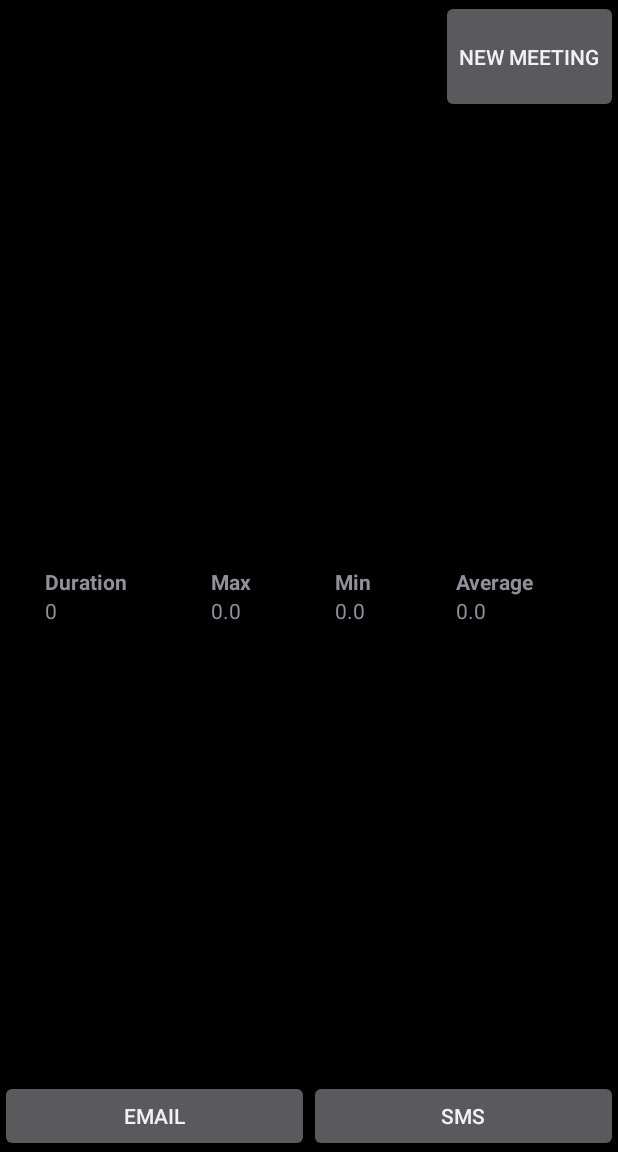
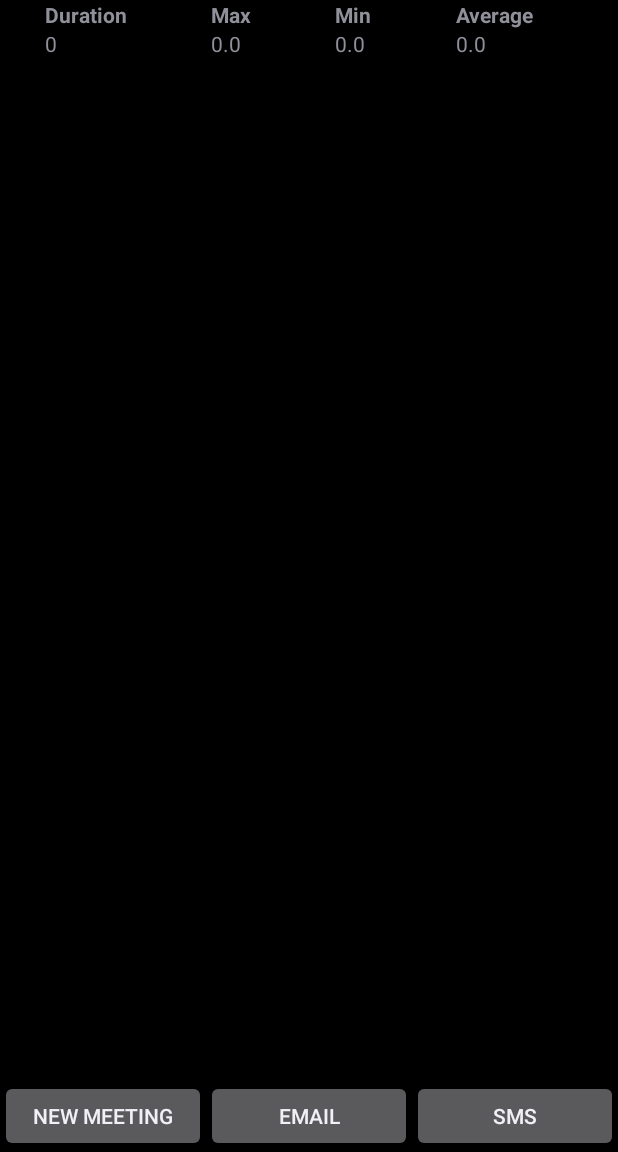
Before and after one commit to blabbertabber/blabbertabber, an Android app: the SummaryActivity screen opened directly, with no data from a screen before it, on a phone screen of 412 x 824 dp, the part 84-1236 px from its top. Run offline under Robolectric (Android 15) with nearby library versions, the phone set to English and light mode, and no system bars.

Commit message:
Layout for summary screen: speakers & bars

```diff
--- a/app/src/main/res/layout/activity_summary.xml
+++ b/app/src/main/res/layout/activity_summary.xml
@@ -4,28 +4,6 @@
     android:layout_height="match_parent"
     android:background="#000000"
     android:orientation="vertical">
-
-    <Button
-        android:id="@+id/button_new_meeting"
-        android:layout_width="wrap_content"
-        android:layout_height="0dp"
-        android:layout_gravity="right"
-        android:layout_weight="1"
-        android:onClick="newMeeting"
-        android:text="@string/button_new_meeting" />
-
-    <LinearLayout
-        android:id="@+id/pie_chart_ll"
-        android:layout_width="match_parent"
-        android:layout_height="0dp"
-        android:layout_weight="4"
-        android:orientation="horizontal">
-
-        <com.blabbertabber.blabbertabber.PieChart
-            android:id="@+id/pie_chart"
-            android:layout_width="match_parent"
-            android:layout_height="match_parent" />
-    </LinearLayout>
 
     <GridLayout
         android:layout_width="fill_parent"
@@ -82,15 +60,188 @@
             android:layout_gravity="fill_horizontal" />
     </GridLayout>
 
-    <LinearLayout
+    <GridLayout
         android:layout_width="match_parent"
         android:layout_height="0dp"
-        android:layout_weight="4"></LinearLayout>
+        android:layout_weight="4"
+        android:columnCount="2">
+
+        <TextView
+            android:id="@+id/header_speaker_0"
+            android:layout_width="wrap_content"
+            android:layout_height="wrap_content" />
+
+        <ImageView
+            android:id="@+id/bar_speaker_0"
+            android:layout_width="wrap_content"
+            android:layout_height="wrap_content" />
+
+        <TextView
+            android:id="@+id/header_speaker_1"
+            android:layout_width="wrap_content"
+            android:layout_height="wrap_content" />
+
+        <ImageView
+            android:id="@+id/bar_speaker_1"
+            android:layout_width="wrap_content"
+            android:layout_height="wrap_content" />
+
+        <TextView
+            android:id="@+id/header_speaker_2"
+            android:layout_width="wrap_content"
+            android:layout_height="wrap_content" />
+
+        <ImageView
+            android:id="@+id/bar_speaker_2"
+            android:layout_width="wrap_content"
+            android:layout_height="wrap_content" />
+
+        <TextView
+            android:id="@+id/header_speaker_3"
+            android:layout_width="wrap_content"
+            android:layout_height="wrap_content" />
+
+        <ImageView
+            android:id="@+id/bar_speaker_3"
+            android:layout_width="wrap_content"
+            android:layout_height="wrap_content" />
+
+
+        <TextView
+            android:id="@+id/header_speaker_4"
+            android:layout_width="wrap_content"
+            android:layout_height="wrap_content" />
+
+        <ImageView
+            android:id="@+id/bar_speaker_4"
+            android:layout_width="wrap_content"
+            android:layout_height="wrap_content" />
+
+        <TextView
+            android:id="@+id/header_speaker_5"
+            android:layout_width="wrap_content"
+            android:layout_height="wrap_content" />
+
+        <ImageView
+            android:id="@+id/bar_speaker_5"
+            android:layout_width="wrap_content"
+            android:layout_height="wrap_content" />
+
+        <TextView
+            android:id="@+id/header_speaker_6"
+            android:layout_width="wrap_content"
+            android:layout_height="wrap_content" />
+
+        <ImageView
+            android:id="@+id/bar_speaker_6"
+            android:layout_width="wrap_content"
+            android:layout_height="wrap_content" />
+
+        <TextView
+            android:id="@+id/header_speaker_7"
+            android:layout_width="wrap_content"
+            android:layout_height="wrap_content" />
+
+        <ImageView
+            android:id="@+id/bar_speaker_7"
+            android:layout_width="wrap_content"
+            android:layout_height="wrap_content" />
+
+
+        <TextView
+            android:id="@+id/header_speaker_8"
+            android:layout_width="wrap_content"
+            android:layout_height="wrap_content" />
+
+        <ImageView
+            android:id="@+id/bar_speaker_8"
+            android:layout_width="wrap_content"
+            android:layout_height="wrap_content" />
+
+        <TextView
+            android:id="@+id/header_speaker_9"
+            android:layout_width="wrap_content"
+            android:layout_height="wrap_content" />
+
+        <ImageView
+            android:id="@+id/bar_speaker_9"
+            android:layout_width="wrap_content"
+            android:layout_height="wrap_content" />
+
+        <TextView
+            android:id="@+id/header_speaker_10"
+            android:layout_width="wrap_content"
+            android:layout_height="wrap_content" />
+
+        <ImageView
+            android:id="@+id/bar_speaker_10"
+            android:layout_width="wrap_content"
+            android:layout_height="wrap_content" />
+
+        <TextView
+            android:id="@+id/header_speaker_11"
+            android:layout_width="wrap_content"
+            android:layout_height="wrap_content" />
+
+        <ImageView
+            android:id="@+id/bar_speaker_11"
+            android:layout_width="wrap_content"
+            android:layout_height="wrap_content" />
+
+
+        <TextView
+            android:id="@+id/header_speaker_12"
+            android:layout_width="wrap_content"
+            android:layout_height="wrap_content" />
+
+        <ImageView
+            android:id="@+id/bar_speaker_12"
+            android:layout_width="wrap_content"
+            android:layout_height="wrap_content" />
+
+        <TextView
+            android:id="@+id/header_speaker_13"
+            android:layout_width="wrap_content"
+            android:layout_height="wrap_content" />
+
+        <ImageView
+            android:id="@+id/bar_speaker_13"
+            android:layout_width="wrap_content"
+            android:layout_height="wrap_content" />
+
+        <TextView
+            android:id="@+id/header_speaker_14"
+            android:layout_width="wrap_content"
+            android:layout_height="wrap_content" />
+
+        <ImageView
+            android:id="@+id/bar_speaker_14"
+            android:layout_width="wrap_content"
+            android:layout_height="wrap_content" />
+
+        <TextView
+            android:id="@+id/header_speaker_15"
+            android:layout_width="wrap_content"
+            android:layout_height="wrap_content" />
+
+        <ImageView
+            android:id="@+id/bar_speaker_15"
+            android:layout_width="wrap_content"
+            android:layout_height="wrap_content" />
+    </GridLayout>
 
     <GridLayout
         android:layout_width="fill_parent"
         android:layout_height="wrap_content"
-        android:columnCount="2">
+        android:columnCount="3">
+
+        <Button
+            android:id="@+id/button_new_meeting"
+            android:layout_width="0dp"
+            android:layout_height="match_parent"
+            android:layout_columnWeight="1"
+            android:onClick="newMeeting"
+            android:text="@string/button_new_meeting" />
 
         <Button
             android:id="@+id/button_email"
```
